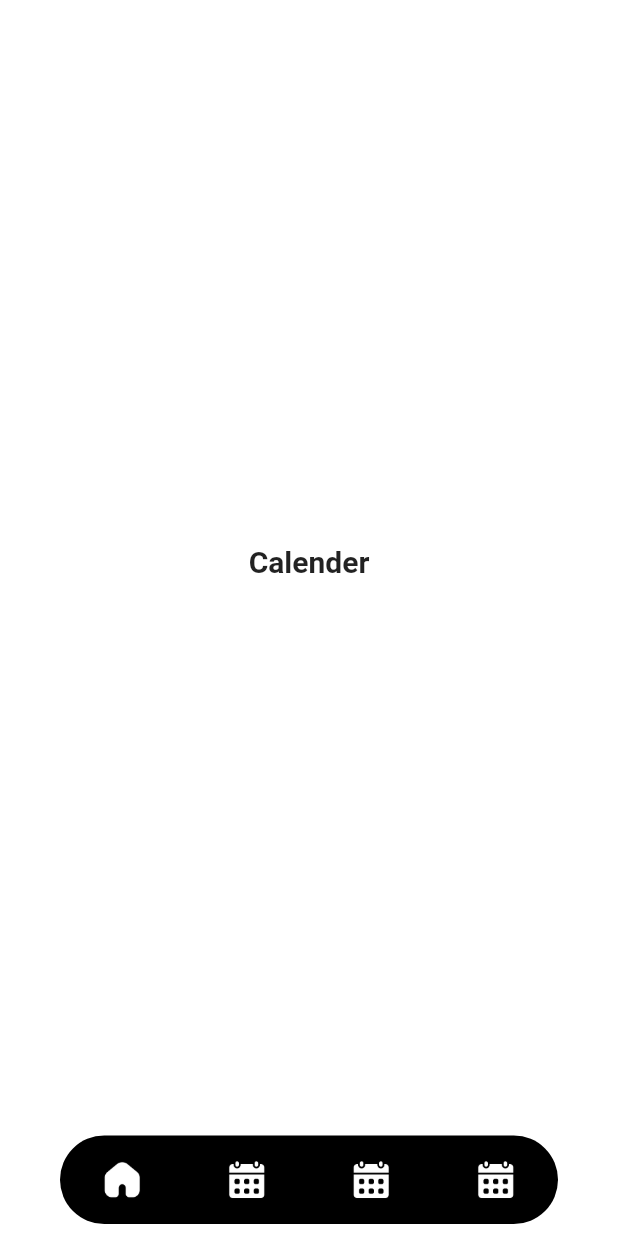
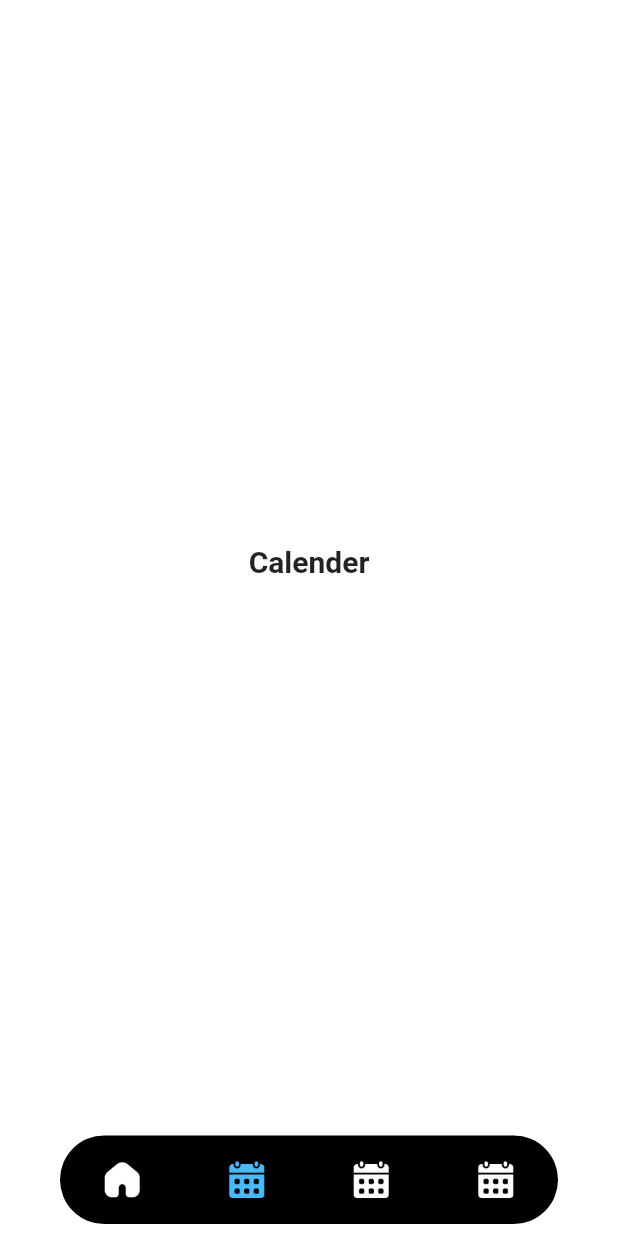
Before and after one commit to faizalfebriyanto886/management-assets, a Flutter app: the screen it shows after launch, item 2 of the bottom bar chosen, on a phone screen of 412 x 824 dp. Run offline on Flutter 3.47's test engine with Material 3 defaults, Android fonts, the light colour scheme and no system bars; our stand-ins replace get, google_fonts; Roboto replaces fonts that are missing (Poppins).

Commit message:
Slicing Halaman home page

```diff
--- /dev/null
+++ b/lib/presentations/page/home/controller/home_controller.dart
@@ -0,0 +1,5 @@
+import 'package:get/get.dart';
+
+class HomeController extends GetxController {
+
+}
--- a/lib/presentations/page/navbar/controller/navbar_controller.dart
+++ b/lib/presentations/page/navbar/controller/navbar_controller.dart
@@ -1,16 +1,12 @@
 import 'package:flutter/cupertino.dart';
 import 'package:get/get.dart';
+import 'package:management_asset/presentations/page/home/view/home_page.dart';
 
 class NavbarController extends GetxController {
   RxInt selectedNavbar = 0.obs;
 
   List page = [
-    Center(
-      child: Text(
-        "Home",
-        style: TextStyle(fontSize: 20, fontWeight: FontWeight.bold),
-      ),
-    ),
+    HomePage(),
     Center(
       child: Text(
         "Calender",
--- a/lib/presentations/page/navbar/view/navbar_view.dart
+++ b/lib/presentations/page/navbar/view/navbar_view.dart
@@ -2,6 +2,7 @@ import 'package:flutter/material.dart';
 
 import 'package:get/get.dart';
 import 'package:management_asset/presentations/page/navbar/controller/navbar_controller.dart';
+import 'package:management_asset/presentations/theme/colors_style_theme.dart';
 
 class NavbarBindings implements Bindings {
   @override
@@ -44,25 +45,25 @@ class NavbarView extends GetView<NavbarController> {
                     onTap: () {
                       controller.changeSelectedNavBar(0);
                     },
-                    child: Image.asset("assets/icons/home.png", width: 28, height: 28, color: Colors.white,)
+                    child: Image.asset("assets/icons/home.png", width: 28, height: 28, color: controller.selectedNavbar.value == 0 ? primaryLight : Colors.white,)
                   ),
                   GestureDetector(
                     onTap: () {
                       controller.changeSelectedNavBar(1);
                     },
-                    child: Image.asset("assets/icons/calendar.png", width: 28, height: 28, color: Colors.white)
+                    child: Image.asset("assets/icons/calendar.png", width: 28, height: 28, color: controller.selectedNavbar.value == 1 ? primaryLight : Colors.white)
                   ),
                   GestureDetector(
                     onTap: () {
                       controller.changeSelectedNavBar(2);
                     },
-                    child: Image.asset("assets/icons/calendar.png", width: 28, height: 28, color: Colors.white)
+                    child: Image.asset("assets/icons/calendar.png", width: 28, height: 28, color: controller.selectedNavbar.value == 2 ? primaryLight : Colors.white)
                   ),
                   GestureDetector(
                     onTap: () {
                       controller.changeSelectedNavBar(3);
                     },
-                    child: Image.asset("assets/icons/calendar.png", width: 28, height: 28, color: Colors.white)
+                    child: Image.asset("assets/icons/calendar.png", width: 28, height: 28, color: controller.selectedNavbar.value == 3 ? primaryLight : Colors.white)
                   ),
                 ],
               ),
--- a/lib/presentations/reusable_widget/custom_text_field.dart
+++ b/lib/presentations/reusable_widget/custom_text_field.dart
@@ -83,7 +83,7 @@ class CustomTextFieldBase extends StatelessWidget {
         ),
         prefixIconConstraints: const BoxConstraints(minWidth: 20, maxWidth: 50),
         hintText: hintText,
-        hintStyle: AppFontStyle.bodyMedium(context, color: primaryLight),
+        hintStyle: AppFontStyle.bodyMedium(context, color: primaryDark),
         suffixIcon: suffixWidget,
         prefixIcon: prefix != null
           ? Padding(
--- a/lib/presentations/route/route.dart
+++ b/lib/presentations/route/route.dart
@@ -1,4 +1,5 @@
 import 'package:get/get.dart';
+import 'package:management_asset/presentations/page/home/view/home_page.dart';
 import 'package:management_asset/presentations/page/login/view/login_view.dart';
 import 'package:management_asset/presentations/page/navbar/view/navbar_view.dart';
 import 'package:management_asset/presentations/page/splash/view/splash_view.dart';
@@ -18,5 +19,10 @@ class GetXroutes {
       name: SplashView.routeName,
       page: () => const SplashView(),
     ),
+    GetPage(
+      name: HomePage.routeName,
+      page: () => const HomePage(),
+      binding: HomeBindings()
+    ),
   ];
 }
```
Also changed, not shown: lib/presentations/page/home/view/home_page.dart (added, +113 -0 lines), assets/images/student.png (added).
